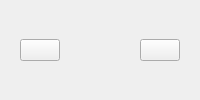
Old version of the form src/gambitpairing/ui/round_controls.ui in the repository gambit-devs/gambit-pairing.
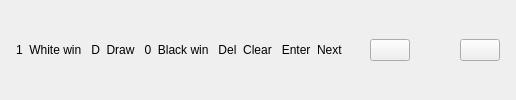
New version of the form.

Commit message: Rounds Tab Work

```diff
--- a/src/gambitpairing/ui/round_controls.ui
+++ b/src/gambitpairing/ui/round_controls.ui
@@ -7,20 +7,40 @@
   </property>
   <layout class="QHBoxLayout" name="main_layout">
    <property name="spacing">
-    <number>12</number>
+    <number>10</number>
    </property>
    <property name="leftMargin">
-    <number>20</number>
+    <number>16</number>
    </property>
    <property name="topMargin">
-    <number>16</number>
+    <number>10</number>
    </property>
    <property name="rightMargin">
-    <number>20</number>
+    <number>16</number>
    </property>
    <property name="bottomMargin">
-    <number>16</number>
+    <number>10</number>
    </property>
+   <item>
+    <widget class="QLabel" name="lbl_keyboard_hints">
+     <property name="class" stdset="0">
+      <string>KeyboardHints</string>
+     </property>
+     <property name="text">
+      <string>1  White win   D  Draw   0  Black win   Del  Clear   Enter  Next</string>
+     </property>
+    </widget>
+   </item>
+   <item>
+    <widget class="QLabel" name="lbl_progress">
+     <property name="class" stdset="0">
+      <string>RoundProgress</string>
+     </property>
+     <property name="text">
+      <string/>
+     </property>
+    </widget>
+   </item>
    <item>
     <layout class="QHBoxLayout" name="left_actions_layout">
      <property name="spacing">
@@ -49,7 +69,10 @@
     </spacer>
    </item>
    <item>
-    <widget class="QPushButton" name="btn_primary_action">
+   <widget class="QPushButton" name="btn_primary_action">
+     <property name="class" stdset="0">
+      <string>ToolbarAction</string>
+     </property>
      <property name="text">
       <string/>
      </property>
```
Left out of the diff: 3 changed lines with no effect on the pictures. The commit also changes 12 other files.
